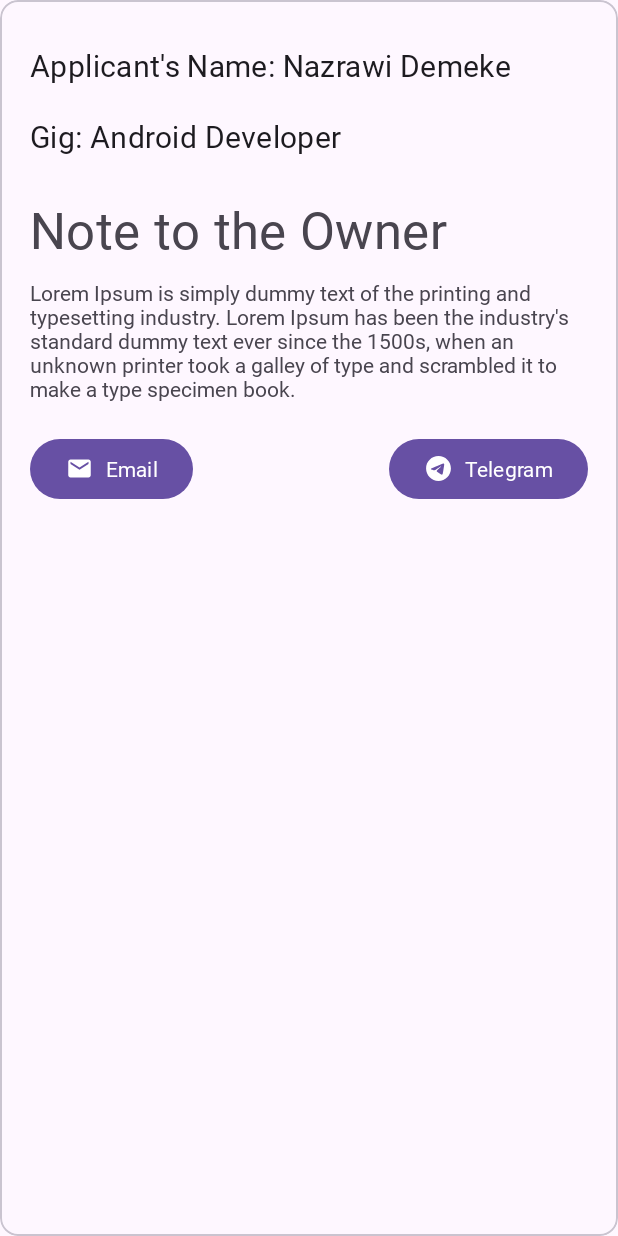
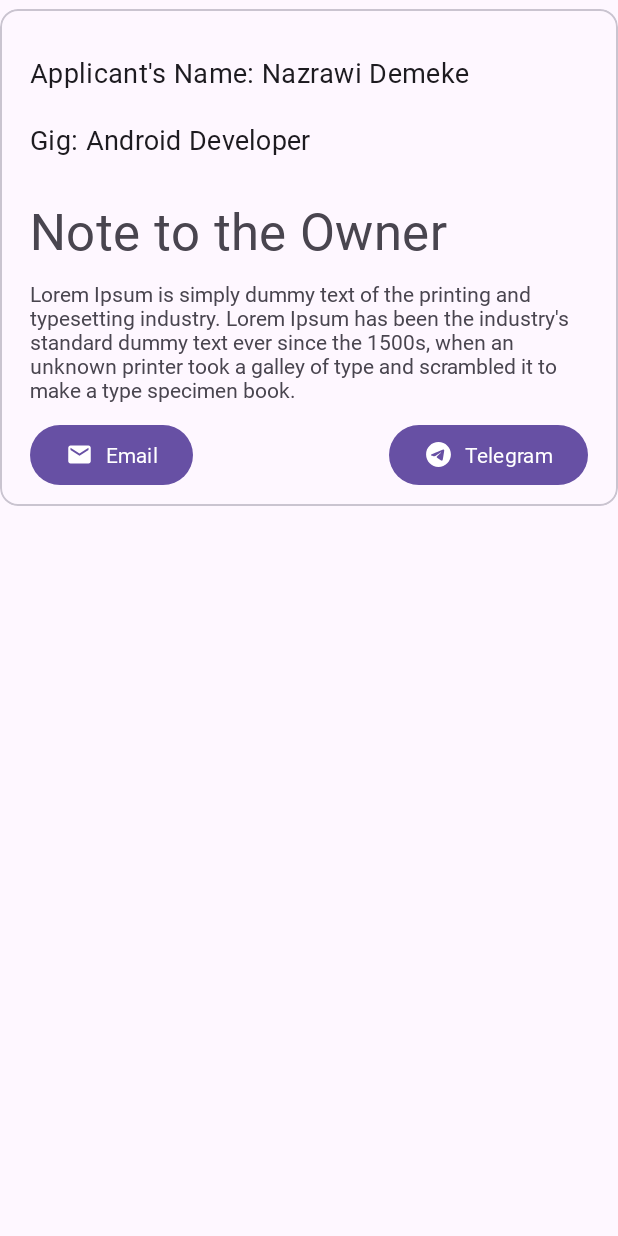
Before and after one commit to brukted/leet-grind-hackaton, an Android app: the layout card_applicant.xml on its own in the app's theme, with its tools: preview values and no code run, on a phone screen of 412 x 824 dp. Run offline under Robolectric (Android 15) with nearby library versions, the phone set to English and light mode, and no system bars; network calls fail.

Commit message:
integrate applicants feature

```diff
--- a/android/ProjectFinder/app/src/main/res/layout/card_applicant.xml
+++ b/android/ProjectFinder/app/src/main/res/layout/card_applicant.xml
@@ -2,23 +2,23 @@
 <com.google.android.material.card.MaterialCardView xmlns:android="http://schemas.android.com/apk/res/android"
     xmlns:app="http://schemas.android.com/apk/res-auto"
     android:layout_width="match_parent"
-    android:layout_height="match_parent"
+    android:layout_height="wrap_content"
+    android:layout_marginVertical="6dp"
     xmlns:tools="http://schemas.android.com/tools">
 
     <androidx.constraintlayout.widget.ConstraintLayout
         android:layout_width="match_parent"
         android:layout_height="match_parent">
 
-
         <TextView
             android:id="@+id/noteToOwnerLabel"
             android:layout_width="wrap_content"
             android:layout_height="wrap_content"
             android:layout_marginTop="25dp"
+            android:text="@string/note_to_the_owner"
             android:textAppearance="@style/TextAppearance.MaterialComponents.Headline4"
             app:layout_constraintStart_toStartOf="@+id/gigTitle"
-            app:layout_constraintTop_toBottomOf="@+id/gigTitle"
-            tools:text="Note to the Owner" />
+            app:layout_constraintTop_toBottomOf="@+id/gigTitle" />
 
         <TextView
             android:id="@+id/applicantNote"
@@ -39,6 +39,7 @@
             android:layout_marginTop="30dp"
             android:layout_marginEnd="20dp"
             android:textAppearance="@style/TextAppearance.MaterialComponents.Headline6"
+            android:textSize="18sp"
             app:layout_constraintEnd_toEndOf="parent"
             app:layout_constraintStart_toStartOf="parent"
             app:layout_constraintTop_toTopOf="parent"
@@ -51,6 +52,7 @@
             android:layout_height="wrap_content"
             android:layout_marginTop="20dp"
             android:textAppearance="@style/TextAppearance.MaterialComponents.Headline6"
+            android:textSize="18sp"
             app:layout_constraintStart_toStartOf="@+id/applicantName"
             app:layout_constraintTop_toBottomOf="@+id/applicantName"
             tools:text="Gig: Android Developer" />
@@ -60,20 +62,22 @@
             android:layout_width="wrap_content"
             android:layout_height="wrap_content"
             android:layout_marginStart="20dp"
-            android:text="Email"
+            android:layout_marginVertical="10dp"
+            android:text="@string/email"
             app:icon="@drawable/ic_email"
-            app:layout_constraintBottom_toBottomOf="@+id/telegramBtn"
-            app:layout_constraintStart_toStartOf="parent" />
+            app:layout_constraintBottom_toBottomOf="parent"
+            app:layout_constraintStart_toStartOf="parent"
+            app:layout_constraintTop_toBottomOf="@+id/applicantNote" />
 
         <Button
             android:id="@+id/telegramBtn"
             android:layout_width="wrap_content"
             android:layout_height="wrap_content"
-            android:layout_marginTop="20dp"
-            android:text="Telegram"
+            android:text="@string/telegram"
             app:icon="@drawable/ic_telegram"
             app:layout_constraintEnd_toEndOf="@+id/applicantNote"
-            app:layout_constraintTop_toBottomOf="@+id/applicantNote" />
+            app:layout_constraintBottom_toBottomOf="@id/emailBtn"
+            app:layout_constraintTop_toTopOf="@+id/emailBtn" />
 
     </androidx.constraintlayout.widget.ConstraintLayout>
 
--- a/android/ProjectFinder/app/src/main/res/values/strings.xml
+++ b/android/ProjectFinder/app/src/main/res/values/strings.xml
@@ -18,4 +18,8 @@
     <string name="no_ideas_found">No ideas found</string>
     <string name="my_notes">My Notes</string>
     <string name="view_on_github">View on Github</string>
+    <string name="note_to_the_owner">Note to the Owner</string>
+    <string name="email">Email</string>
+    <string name="telegram">Telegram</string>
+    <string name="no_applicants_yet">No applicants yet</string>
 </resources>
```
Also changed, not shown: android/ProjectFinder/app/src/main/java/com/leetgrind/projectfinder/ui/detail/GigsViewModel.kt (+8 -2 lines), android/ProjectFinder/app/src/main/java/com/leetgrind/projectfinder/ui/detail/applicants/ApplicantsAdapter.kt (added, +47 -0 lines), android/ProjectFinder/app/src/main/java/com/leetgrind/projectfinder/ui/detail/applicants/ApplicantsFragment.kt (added, +61 -0 lines), android/ProjectFinder/app/src/main/res/layout/fragment_applicants.xml (added, +68 -0 lines).
